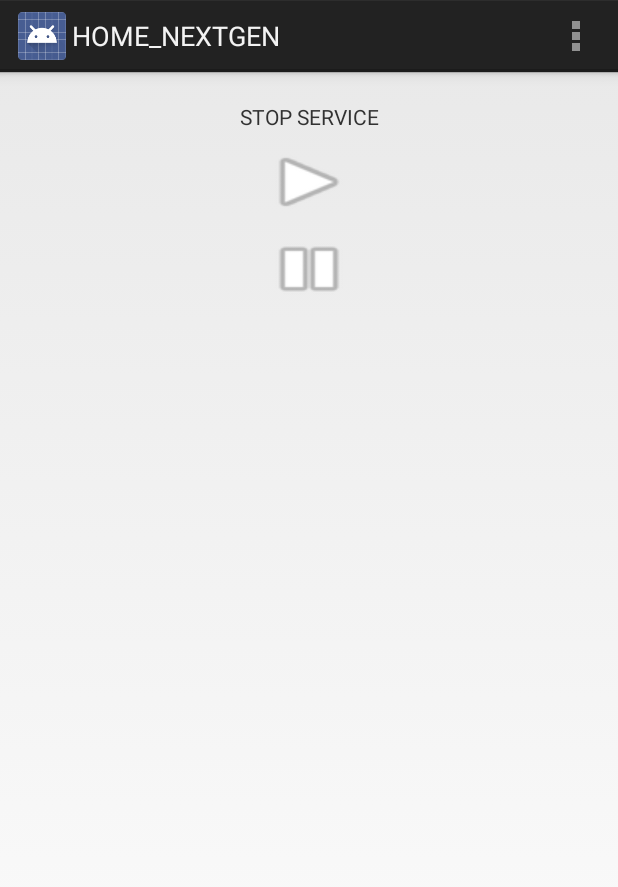
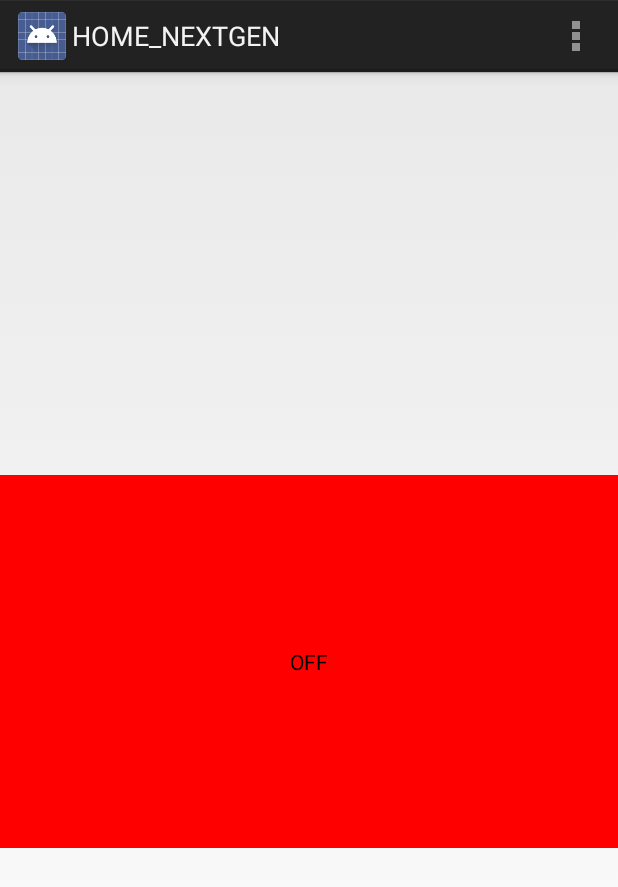
Before and after one commit to aktharshaik/home_nextgen, an Android app: the screen it shows after launch (MainActivity), in the options menu, after a tap on "Settings", on a phone screen of 412 x 824 dp. Shown: the top 887 px of the screen. Run offline under Robolectric (Android 15) with nearby library versions, the phone set to English and light mode, and no system bars.

Commit message:
1.Properly stopping the server reply thread when service is stopped so that there won't be multiple threads when service restarts 2. Changing service start/stop UI to single button

```diff
--- a/android_hub/app/build.gradle
+++ b/android_hub/app/build.gradle
@@ -13,7 +13,7 @@ android {
     }
     buildTypes {
         release {
-            runProguard false
+            minifyEnabled false
             proguardFiles getDefaultProguardFile('proguard-android.txt'), 'proguard-rules.pro'
         }
     }
--- a/android_hub/app/src/main/java/com/example/ravitejareddy/home_nextgen/MainActivity.java
+++ b/android_hub/app/src/main/java/com/example/ravitejareddy/home_nextgen/MainActivity.java
@@ -11,15 +11,14 @@ import android.view.View;
 import android.view.WindowManager;
 import android.widget.Button;
 import android.widget.TextView;
+import android.widget.ToggleButton;
 
 import java.net.ServerSocket;
 
 
-public class MainActivity extends Activity implements View.OnClickListener{
+public class MainActivity extends Activity{
 
-    TextView textView;
-    Button startButton, stopButton;
-
+    private static final String TAG = "HOME_NXTGEN:" + MainActivity.class.getSimpleName();
 
     @Override
     protected void onCreate(Bundle savedInstanceState) {
@@ -27,12 +26,6 @@ public class MainActivity extends Activity implements View.OnClickListener{
         setContentView(R.layout.activity_main);
 
         getWindow().addFlags(WindowManager.LayoutParams.FLAG_KEEP_SCREEN_ON);
-
-        textView = (TextView) findViewById(R.id.text_view);
-        startButton = (Button)findViewById(R.id.itemServiceStart);
-        stopButton = (Button)findViewById(R.id.itemServiceStop);
-        startButton.setOnClickListener(this);
-        stopButton.setOnClickListener(this);
         //Debug.startMethodTracing();
     }
 
@@ -65,18 +58,28 @@ public class MainActivity extends Activity implements View.OnClickListener{
         return super.onOptionsItemSelected(item);
     }
 
-    @Override
-    public void onClick(View view) {
-        switch (view.getId()){
-            case R.id.itemServiceStart:
-                textView.setText("START SERVICE");
-                Log.d("RAVI", "TEST");
-                startService(new Intent(this, UpdaterService.class));
-                break;
-            case R.id.itemServiceStop:
-                textView.setText("STOP SERVICE");
-                stopService(new Intent(this, UpdaterService.class));
-                break;
+    //Hard coded in the widget
+    public void onToggleClicked(View view) {
+        // Is the toggle on?
+        Log.d(TAG, "START SERVICE");
+        boolean on = ((ToggleButton) view).isChecked();
+
+        if (on) {
+            // Enable vibrate
+            Log.d(TAG, "START SERVICE");
+            startService(new Intent(this, UpdaterService.class));
+        } else {
+            // Disable vibrate
+            Log.d(TAG, "STOP SERVICE");
+            stopService(new Intent(this, UpdaterService.class));
         }
     }
 }
+
+/*
+
+Main Activity Starts and stops a service
+
+
+
+ */
--- a/android_hub/app/src/main/java/com/example/ravitejareddy/home_nextgen/ServerReplyThread.java
+++ b/android_hub/app/src/main/java/com/example/ravitejareddy/home_nextgen/ServerReplyThread.java
@@ -16,7 +16,7 @@ import java.net.SocketException;
  */
 public class ServerReplyThread extends Thread {
     private Socket hostThreadSocket;
-    public static final String TAG = ServerReplyThread.class.getSimpleName();
+    public static final String TAG = "HOME_NXTGEN:" + ServerReplyThread.class.getSimpleName();
     int cnt;
     String message = "";
 
--- a/android_hub/app/src/main/java/com/example/ravitejareddy/home_nextgen/UpdaterService.java
+++ b/android_hub/app/src/main/java/com/example/ravitejareddy/home_nextgen/UpdaterService.java
@@ -16,7 +16,7 @@ import messaging.MessageListener;
  * Created by ravitejareddy on 15/11/14.
  */
 public class UpdaterService extends Service {
-    private static final String TAG = UpdaterService.class.getSimpleName();
+    private static final String TAG = "HOME_NXTGEN:" + UpdaterService.class.getSimpleName();
     private Updater updater;
     private boolean isRunning = false;
 
@@ -31,13 +31,14 @@ public class UpdaterService extends Service {
         updater = new Updater();
         updater.start();
         messageListener = new MessageListener();
-
     }
 
     @Override
     public void onDestroy() {
         super.onDestroy();
         Log.d(TAG, "On Destroy");
+        //safe way to stop a thread
+        isRunning = false;
         if (serverSocket != null) {
             try {
                 serverSocket.close();
@@ -78,7 +79,7 @@ public class UpdaterService extends Service {
                 Log.d(TAG, "FAILED TO CREATE SERVER SOCKET");
             }
 
-            while (true){
+            while (isRunning){
                 try {
                     Log.d(TAG, "LISTENING");
                     socket = serverSocket.accept();
--- /dev/null
+++ b/android_hub/app/src/main/res/drawable/my_toggle_button.xml
@@ -0,0 +1,5 @@
+<?xml version="1.0" encoding="utf-8"?>
+<selector xmlns:android="http://schemas.android.com/apk/res/android">
+    <item android:state_checked="false" android:drawable="@color/red"  />
+    <item android:state_checked="true" android:drawable="@color/green"  />
+</selector>
--- /dev/null
+++ b/android_hub/app/src/main/res/ic_toggle_bg.xml
@@ -0,0 +1,7 @@
+<?xml version="1.0" encoding="utf-8"?>
+<layer-list xmlns:android="http://schemas.android.com/apk/res/android">
+    <item android:id="@+android:id/background"
+        android:drawable="@android:color/transparent" />
+    <item android:id="@+android:id/toggle"
+        android:drawable="@drawable/ic_toggle" />
+</layer-list>
--- a/android_hub/app/src/main/res/layout/activity_main.xml
+++ b/android_hub/app/src/main/res/layout/activity_main.xml
@@ -3,35 +3,17 @@
     android:layout_height="fill_parent"
     android:orientation="vertical"
     android:dividerPadding="20dp"
-    style="@style/MyLinearLayoutStyle">
+    style="@style/MyLinearLayoutStyle"
+    android:weightSum="1"
+    android:gravity="center_vertical|center_horizontal">
 
-    <TextView
-        android:layout_width="fill_parent"
+    <ToggleButton
+        android:layout_width="match_parent"
         android:layout_height="wrap_content"
-        android:text="@string/hello"
-        android:gravity="center"
-        style="@style/MyLinearLayoutStyle"
-        android:id="@+id/text_view" />
-
-    <Button
-        android:id="@+id/itemServiceStart"
-        android:layout_width="wrap_content"
-        android:layout_height="wrap_content"
-        android:onClick="onClick"
-        android:background="@android:drawable/ic_media_play"
+        android:text="New ToggleButton"
+        android:id="@+id/toggleButton"
+        android:background="@drawable/my_toggle_button"
         android:layout_gravity="center_horizontal"
-        style="@style/MyLinearLayoutStyle">
-    </Button>
-
-    <Button
-        android:id="@+id/itemServiceStop"
-        android:layout_width="wrap_content"
-        android:layout_height="wrap_content"
-        android:onClick="onClick"
-        android:background="@android:drawable/ic_media_pause"
-        android:layout_gravity="center_horizontal"
-        style="@style/MyLinearLayoutStyle">
-    </Button>
-
-
+        android:layout_weight="0.28"
+        android:onClick="onToggleClicked" />
 </LinearLayout>
--- /dev/null
+++ b/android_hub/app/src/main/res/values/colors.xml
@@ -0,0 +1,5 @@
+<?xml version="1.0" encoding="utf-8"?>
+<resources>
+    <color name="red">#ff0000</color>
+    <color name="green">#00ff00</color>
+</resources>
```
Also changed, not shown: android_hub/app/src/main/res/drawable-hdpi/ic_launcher.png, android_hub/app/src/main/res/drawable-mdpi/ic_launcher.png, android_hub/app/src/main/res/drawable-xhdpi/ic_launcher.png, android_hub/app/src/main/res/drawable-xxhdpi/ic_launcher.png, 2 other files.
